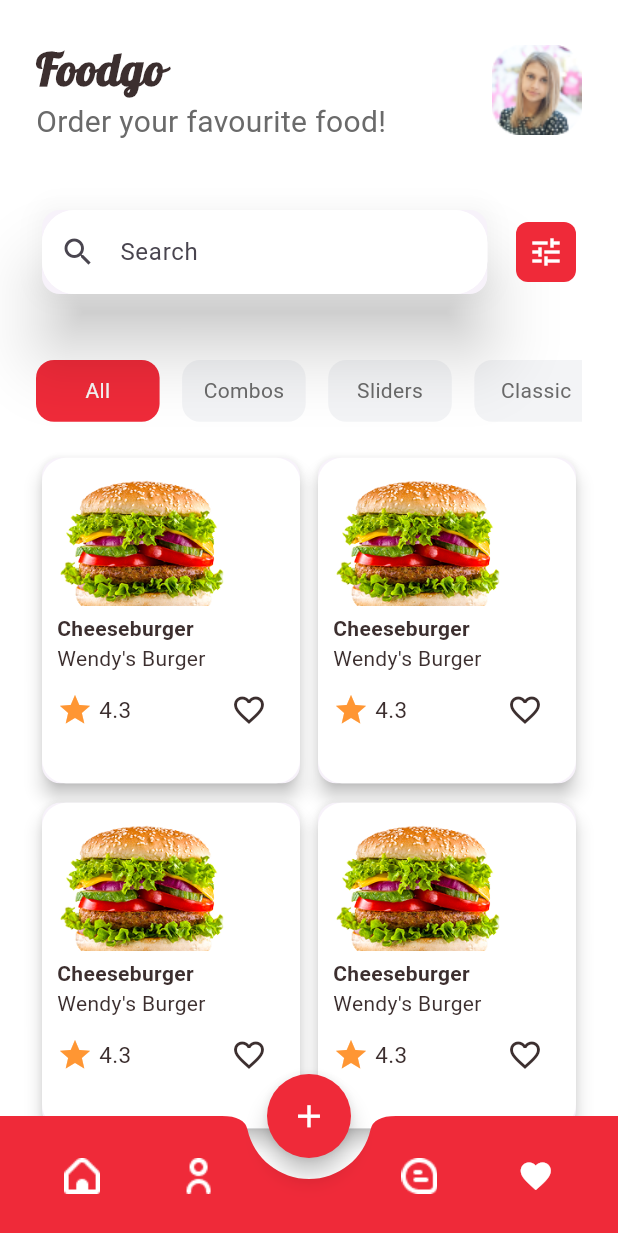
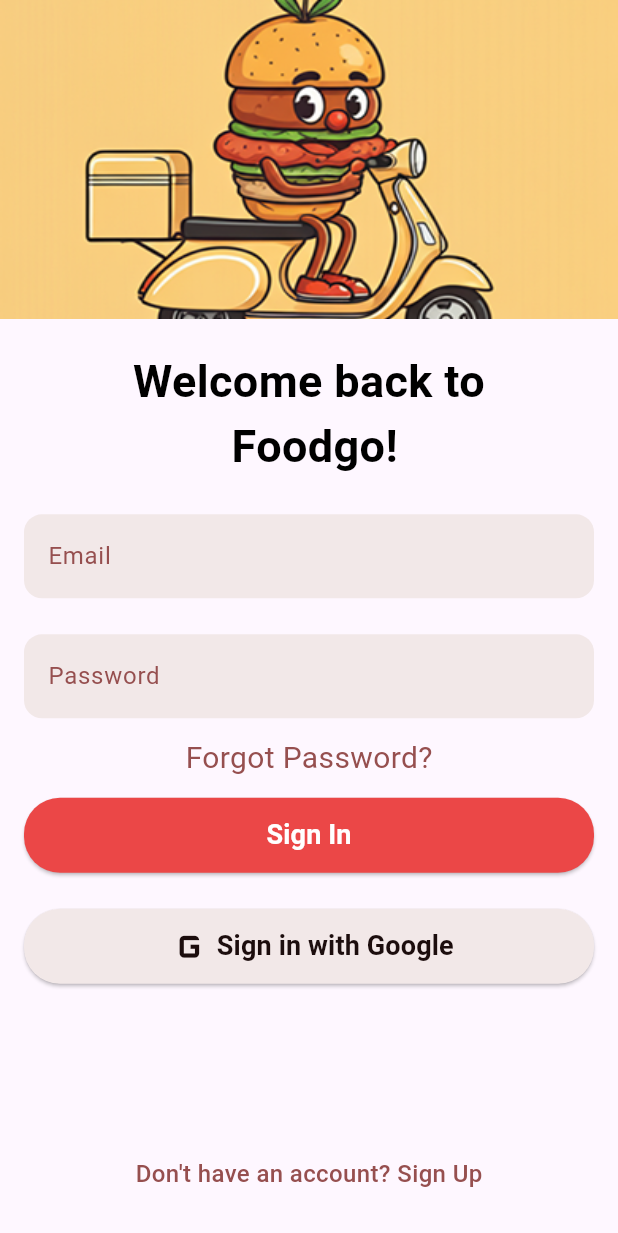
Before and after one commit to AhmedOmarG3/FoodGoApp, a Flutter app: the screen it shows after launch, on a phone screen of 412 x 824 dp. Shown: the top 1233 px of the screen. Run offline on Flutter 3.47's test engine with Material 3 defaults, Android fonts, the phone set to English and light mode, and no system bars; our stand-ins replace flutter_bloc, go_router.

Commit message:
finish SignIn and SignUp Views

```diff
--- a/lib/core/utils/app_images.dart
+++ b/lib/core/utils/app_images.dart
@@ -1,7 +1,6 @@
 // ignore_for_file: prefer_single_quotes
 class AppImages {
- AppImages
-._();
+  AppImages._();
 
   /// Assets for imagesAppIcon
   /// assets/images/app_icon.png
@@ -14,6 +13,10 @@ class AppImages {
   /// Assets for imagesHome
   /// assets/images/home.png
   static const String imagesHome = "assets/images/home.png";
+
+  /// Assets for imagesLogin
+  /// assets/images/login.png
+  static const String imagesLogin = "assets/images/login.png";
 
   /// Assets for imagesMastercard
   /// assets/images/mastercard.png
@@ -31,6 +34,10 @@ class AppImages {
   /// assets/images/sand2.png
   static const String imagesSand2 = "assets/images/sand2.png";
 
+  /// Assets for imagesSignUp
+  /// assets/images/sign_up.png
+  static const String imagesSignUp = "assets/images/sign_up.png";
+
   /// Assets for imagesUser
   /// assets/images/user.png
   static const String imagesUser = "assets/images/user.png";
--- a/lib/core/utils/app_router.dart
+++ b/lib/core/utils/app_router.dart
@@ -1,3 +1,5 @@
+import 'package:food_go/features/Auth/presentation/views/login_view.dart';
+import 'package:food_go/features/Auth/presentation/views/sign_up_view.dart';
 import 'package:food_go/features/home/presentation/views/favourite_view.dart';
 import 'package:food_go/features/home/presentation/views/home_view.dart';
 import 'package:food_go/features/payment/presentation/views/payment_view.dart';
@@ -25,6 +27,13 @@ abstract class AppRouter {
       ),GoRoute(
         path: FavouriteView.routeName,
         builder: (context, state) => const FavouriteView(),
+      ),GoRoute(
+        path: LoginView.routeName,
+        builder: (context, state) => const LoginView(),
+      ),
+      GoRoute(
+        path: SignUpView.routeName,
+        builder: (context, state) => const SignUpView(),
       ),
       // Add more routes here
     ],
--- a/lib/core/utils/colors.dart
+++ b/lib/core/utils/colors.dart
@@ -2,4 +2,5 @@ import 'package:flutter/material.dart';
 
 const Color kprimaryColor = Color(0xffEF2A39);
 const Color kTextColor = Color(0xff3C2F2F);
+const Color kAuthTextColor = Color(0xff964F4F);
 const Color kGreyColor = Color(0xff6A6A6A);
--- a/lib/core/utils/styles.dart
+++ b/lib/core/utils/styles.dart
@@ -11,4 +11,19 @@ class Styles {
     fontSize: 20,
     color: Colors.grey,
   );
+
+  static TextStyle textStyle18 = const TextStyle(
+    fontSize: 18,
+    color: Colors.white,
+    fontWeight: FontWeight.bold
+  );static TextStyle textStyle16 = const TextStyle(
+    fontSize: 16,
+    color: Color(0xff964F4F),
+    fontWeight: FontWeight.w500
+  );
+  static TextStyle textStyle28 = const TextStyle(
+    fontSize: 30,
+    fontWeight: FontWeight.bold,
+    color: Colors.black,
+  );
 }
--- /dev/null
+++ b/lib/features/Auth/presentation/views/login_view.dart
@@ -0,0 +1,13 @@
+import 'package:flutter/material.dart';
+import 'package:food_go/features/Auth/presentation/widgets/login_view_body.dart';
+
+class LoginView extends StatelessWidget {
+  const LoginView({super.key});
+static const routeName = '/login';
+  @override
+  Widget build(BuildContext context) {
+    return Scaffold(
+      body: LoginViewBody(),
+    );
+  }
+}
--- /dev/null
+++ b/lib/features/Auth/presentation/widgets/auth_text_field.dart
@@ -0,0 +1,29 @@
+import 'package:flutter/material.dart';
+import 'package:food_go/core/utils/colors.dart';
+
+class AuthTextField extends StatelessWidget {
+  const AuthTextField({super.key, required this.hint});
+  final String hint;
+  @override
+  Widget build(BuildContext context) {
+    return Padding(
+      padding: const EdgeInsets.symmetric(horizontal: 16, vertical: 12),
+      child: TextField(
+        decoration: InputDecoration(
+            hintText: hint,
+            hintStyle: TextStyle(color: kAuthTextColor),
+            fillColor: Color(0xffF2E8E8),
+            filled: true,
+            enabledBorder: buildBorder(),
+            focusedBorder: buildBorder()),
+      ),
+    );
+  }
+
+  OutlineInputBorder buildBorder() {
+    return OutlineInputBorder(
+      borderRadius: BorderRadius.circular(12),
+      borderSide: BorderSide.none,
+    );
+  }
+}
--- /dev/null
+++ b/lib/features/Auth/presentation/widgets/custom_button.dart
@@ -0,0 +1,31 @@
+import 'package:flutter/material.dart';
+import 'package:food_go/core/constants/constants.dart';
+import 'package:food_go/core/utils/styles.dart';
+
+class CustomButton extends StatelessWidget {
+  const CustomButton({super.key, required this.onPressed, required this.text});
+  final void Function() onPressed;
+  final String text;
+  @override
+  Widget build(BuildContext context) {
+    return Padding(
+      padding: const EdgeInsets.symmetric(horizontal: 16, vertical: 12),
+      child: ElevatedButton(
+        style: ButtonStyle(
+          fixedSize: WidgetStatePropertyAll(Size(width(context), 50)),
+          backgroundColor: WidgetStatePropertyAll(Color(0xffEB4747)),
+          shape: WidgetStatePropertyAll<RoundedRectangleBorder>(
+            RoundedRectangleBorder(
+              borderRadius: BorderRadius.circular(24),
+            ),
+          ),
+        ),
+        onPressed: onPressed,
+        child: Text(
+          text,
+          style: Styles.textStyle18,
+        ),
+      ),
+    );
+  }
+}
--- /dev/null
+++ b/lib/features/Auth/presentation/widgets/google_signing_button.dart
@@ -0,0 +1,44 @@
+import 'package:flutter/material.dart';
+import 'package:food_go/core/constants/constants.dart';
+import 'package:food_go/core/utils/styles.dart';
+
+class GoogleSigningButton extends StatelessWidget {
+  const GoogleSigningButton(
+      {super.key, required this.onPressed, required this.text});
+  final void Function() onPressed;
+  final String text;
+  @override
+  Widget build(BuildContext context) {
+    return Padding(
+      padding: const EdgeInsets.symmetric(horizontal: 16, vertical: 12),
+      child: ElevatedButton(
+        style: ButtonStyle(
+          fixedSize: WidgetStatePropertyAll(Size(width(context), 50)),
+          backgroundColor: const WidgetStatePropertyAll(Color(0xffF2E8E8)),
+          shape: WidgetStatePropertyAll<RoundedRectangleBorder>(
+            RoundedRectangleBorder(
+              borderRadius: BorderRadius.circular(24),
+            ),
+          ),
+        ),
+        onPressed: onPressed,
+        child: Row(
+          mainAxisAlignment: MainAxisAlignment.center,
+          children: [
+            const Icon(
+              size: 35,
+              Icons.g_mobiledata_outlined,
+              color: Color(0xff1C0D0D),
+            ),
+            Text(
+              text,
+              style: Styles.textStyle18.copyWith(
+                color: const Color(0xff1C0D0D),
+              ),
+            ),
+          ],
+        ),
+      ),
+    );
+  }
+}
--- /dev/null
+++ b/lib/features/Auth/presentation/widgets/login_view_body.dart
@@ -0,0 +1,67 @@
+import 'package:flutter/material.dart';
+import 'package:food_go/core/constants/constants.dart';
+import 'package:food_go/core/utils/app_images.dart';
+import 'package:food_go/core/utils/colors.dart';
+import 'package:food_go/core/utils/styles.dart';
+import 'package:food_go/features/Auth/presentation/views/sign_up_view.dart';
+import 'package:food_go/features/Auth/presentation/widgets/auth_text_field.dart';
+import 'package:food_go/features/Auth/presentation/widgets/custom_button.dart';
+import 'package:food_go/features/Auth/presentation/widgets/google_signing_button.dart';
+import 'package:go_router/go_router.dart';
+
+class LoginViewBody extends StatelessWidget {
+  const LoginViewBody({super.key});
+
+  @override
+  Widget build(BuildContext context) {
+    return Column(mainAxisAlignment: MainAxisAlignment.start, children: [
+      Image.asset(
+        AppImages.imagesLogin,
+        height: height(context) * 0.2583,
+        width: width(context),
+        fit: BoxFit.fill,
+      ),
+      const SizedBox(
+        height: 20,
+      ),
+      Text(
+        textAlign: TextAlign.center,
+        'Welcome back to\n Foodgo!',
+        style: Styles.textStyle28,
+      ),
+      const SizedBox(
+        height: 12,
+      ),
+      AuthTextField(
+        hint: 'Email',
+      ),
+      AuthTextField(
+        hint: 'Password',
+      ),
+      Row(mainAxisAlignment: MainAxisAlignment.center, children: [
+        Text(
+          'Forgot Password?',
+          style: Styles.textStyle20
+              .copyWith(color: kAuthTextColor, fontWeight: FontWeight.w400),
+        ),
+      ]),
+      CustomButton(
+        onPressed: () {},
+        text: 'Sign In',
+      ),
+      GoogleSigningButton(
+        text: 'Sign in with Google',
+        onPressed: () {},
+      ),
+    const  Spacer(),
+      GestureDetector(
+        onTap: (){
+          GoRouter.of(context).push(SignUpView.routeName);
+        },
+        child: Text('Don\'t have an account? Sign Up', style: Styles.textStyle16)),
+     const SizedBox(
+        height: 30,
+      )
+    ]);
+  }
+}
--- a/lib/features/splash/presentation/views/splash_view.dart
+++ b/lib/features/splash/presentation/views/splash_view.dart
@@ -1,4 +1,5 @@
 import 'package:flutter/material.dart';
+import 'package:food_go/features/Auth/presentation/views/login_view.dart';
 import 'package:food_go/features/home/presentation/views/home_view.dart';
 import 'package:food_go/features/splash/presentation/widgets/splash_view_body.dart';
 import 'package:go_router/go_router.dart';
@@ -25,7 +26,7 @@ void initState() {
   super.initState();
   Future.delayed(const Duration(seconds: 2), () {
     if (mounted){
-   GoRouter.of(context).push( HomeView.routeName);}
+   GoRouter.of(context).push( LoginView.routeName);}
   });
 }
   @override
```
Also changed, not shown: lib/features/Auth/presentation/views/sign_up_view.dart (added, +12 -0 lines), lib/features/Auth/presentation/widgets/sign_up_view_body.dart (added, +64 -0 lines), assets/images/sign_up.png (added).
